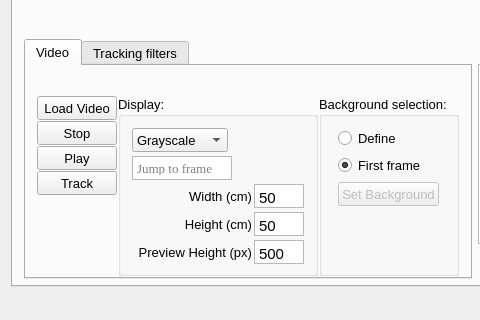
Before: the Qt Designer form 2D_Tracking/2DIndividual/mainwindow.ui in JD-Canada/CVkinematicsToolKit, drawn with Qt 5; both pictures show x 0 to 480 and y 293 to 613 of the 913 by 613 pixel window.
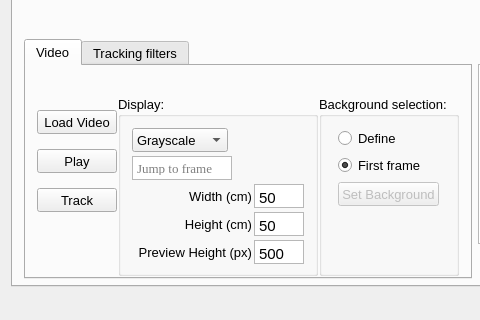
After: the same form once the commit is applied.

```diff
--- a/2D_Tracking/2DIndividual/mainwindow.ui
+++ b/2D_Tracking/2DIndividual/mainwindow.ui
@@ -165,7 +165,7 @@
                    <number>1</number>
                   </property>
                   <item>
-                   <layout class="QVBoxLayout" name="verticalLayout" stretch="0,0,0,0,0">
+                   <layout class="QVBoxLayout" name="verticalLayout" stretch="0,0,0,0">
                     <property name="spacing">
                      <number>1</number>
                     </property>
@@ -206,37 +206,6 @@
                       </property>
                      </widget>
                     </item>
-                    <item>
-                     <widget class="QPushButton" name="pushButton_2">
-                      <property name="sizePolicy">
-                       <sizepolicy hsizetype="Fixed" vsizetype="Fixed">
-                        <horstretch>0</horstretch>
-                        <verstretch>0</verstretch>
-                       </sizepolicy>
-                      </property>
-                      <property name="minimumSize">
-                       <size>
-                        <width>50</width>
-                        <height>24</height>
-                       </size>
-                      </property>
-                      <property name="maximumSize">
-                       <size>
-                        <width>80</width>
-                        <height>24</height>
-                       </size>
-                      </property>
-                      <property name="baseSize">
-                       <size>
-                        <width>0</width>
-                        <height>24</height>
-                       </size>
-                      </property>
-                      <property name="text">
-                       <string>Stop</string>
-                      </property>
-                     </widget>
-                    </item>
                     <item>
                      <widget class="QPushButton" name="playButton">
                       <property name="sizePolicy">
@@ -310,7 +279,7 @@
                       <property name="sizeHint" stdset="0">
                        <size>
                         <width>20</width>
-                        <height>200</height>
+                        <height>50</height>
                        </size>
                       </property>
                      </spacer>
```
Left out of the diff: 20 changed lines with no effect on the pictures.
